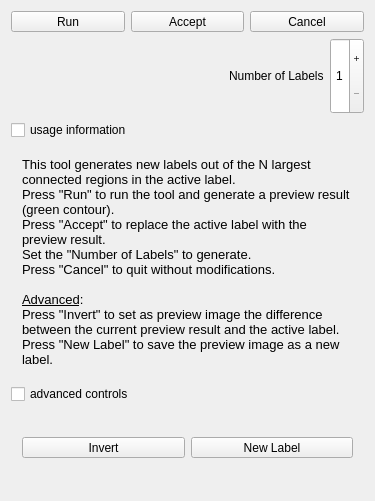
Above: Modules/SegmentationUI/Qmitk/QmitkSplitConnectedRegionsTool3DGUIControls.ui from MITK/MITK before the change. Below: the same form after it.
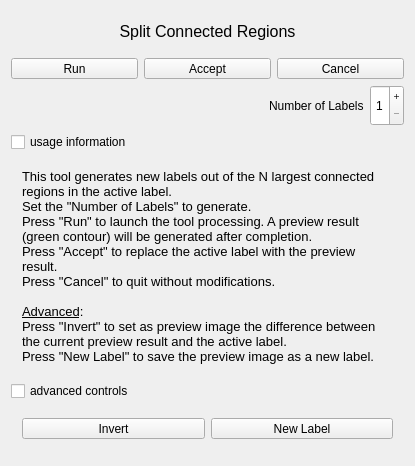
That is the form after the change. Icons and pictures are not drawn.

What changed in the file:
```diff
--- a/Modules/SegmentationUI/Qmitk/QmitkSplitConnectedRegionsTool3DGUIControls.ui
+++ b/Modules/SegmentationUI/Qmitk/QmitkSplitConnectedRegionsTool3DGUIControls.ui
@@ -6,8 +6,8 @@
    <rect>
     <x>0</x>
     <y>0</y>
-    <width>375</width>
-    <height>501</height>
+    <width>415</width>
+    <height>466</height>
    </rect>
   </property>
   <property name="sizePolicy">
@@ -29,6 +29,21 @@
    <string/>
   </property>
   <layout class="QVBoxLayout" name="verticalLayout_2">
+   <item>
+    <widget class="QLabel" name="label">
+     <property name="font">
+      <font>
+       <pointsize>12</pointsize>
+      </font>
+     </property>
+     <property name="text">
+      <string>Split Connected Regions</string>
+     </property>
+     <property name="alignment">
+      <set>Qt::AlignCenter</set>
+     </property>
+    </widget>
+   </item>
    <item>
     <layout class="QHBoxLayout" name="horizontalLayout_2">
      <item>
@@ -247,9 +262,9 @@
 p, li { white-space: pre-wrap; }
 &lt;/style&gt;&lt;/head&gt;&lt;body style=&quot; font-family:'MS Shell Dlg 2'; font-size:8pt; font-weight:400; font-style:normal;&quot;&gt;
 &lt;p style=&quot; margin-top:0px; margin-bottom:0px; margin-left:0px; margin-right:0px; -qt-block-indent:0; text-indent:0px;&quot;&gt;&lt;span style=&quot; font-family:'Sans'; font-size:10pt;&quot;&gt;This tool generates new labels out of the N largest connected regions in the active label.&lt;/span&gt;&lt;/p&gt;
-&lt;p style=&quot; margin-top:0px; margin-bottom:0px; margin-left:0px; margin-right:0px; -qt-block-indent:0; text-indent:0px;&quot;&gt;&lt;span style=&quot; font-family:'Sans'; font-size:10pt;&quot;&gt;Press &amp;quot;Run&amp;quot; to run the tool and generate a preview result (green contour).&lt;/span&gt;&lt;/p&gt;
-&lt;p style=&quot; margin-top:0px; margin-bottom:0px; margin-left:0px; margin-right:0px; -qt-block-indent:0; text-indent:0px;&quot;&gt;&lt;span style=&quot; font-family:'Sans'; font-size:10pt;&quot;&gt;Press &amp;quot;Accept&amp;quot; to replace the active label with the preview result.&lt;/span&gt;&lt;/p&gt;
 &lt;p style=&quot; margin-top:0px; margin-bottom:0px; margin-left:0px; margin-right:0px; -qt-block-indent:0; text-indent:0px;&quot;&gt;&lt;span style=&quot; font-family:'Sans'; font-size:10pt;&quot;&gt;Set the &amp;quot;Number of Labels&amp;quot; to generate.&lt;/span&gt;&lt;/p&gt;
+&lt;p style=&quot; margin-top:0px; margin-bottom:0px; margin-left:0px; margin-right:0px; -qt-block-indent:0; text-indent:0px;&quot;&gt;&lt;span style=&quot; font-family:'Sans'; font-size:10pt;&quot;&gt;Press &amp;quot;Run&amp;quot; to launch the tool processing. A preview result (green contour) will be generated after completion.&lt;/span&gt;&lt;/p&gt;
+&lt;p style=&quot; margin-top:0px; margin-bottom:0px; margin-left:0px; margin-right:0px; -qt-block-indent:0; text-indent:0px;&quot;&gt;&lt;span style=&quot; font-family:'Sans'; font-size:10pt;&quot;&gt;Press &amp;quot;Accept&amp;quot; to replace the active label with the preview result.&lt;/span&gt;&lt;/p&gt;
 &lt;p style=&quot; margin-top:0px; margin-bottom:0px; margin-left:0px; margin-right:0px; -qt-block-indent:0; text-indent:0px;&quot;&gt;&lt;span style=&quot; font-family:'Sans'; font-size:10pt;&quot;&gt;Press &amp;quot;Cancel&amp;quot; to quit without modifications.&lt;/span&gt;&lt;/p&gt;
 &lt;p style=&quot;-qt-paragraph-type:empty; margin-top:0px; margin-bottom:0px; margin-left:0px; margin-right:0px; -qt-block-indent:0; text-indent:0px; font-family:'Sans'; font-size:10pt;&quot;&gt;&lt;br /&gt;&lt;/p&gt;
 &lt;p style=&quot; margin-top:0px; margin-bottom:0px; margin-left:0px; margin-right:0px; -qt-block-indent:0; text-indent:0px;&quot;&gt;&lt;span style=&quot; font-family:'Sans'; font-size:10pt; text-decoration: underline;&quot;&gt;Advanced&lt;/span&gt;&lt;span style=&quot; font-family:'Sans'; font-size:10pt;&quot;&gt;:&lt;/span&gt;&lt;/p&gt;
```
